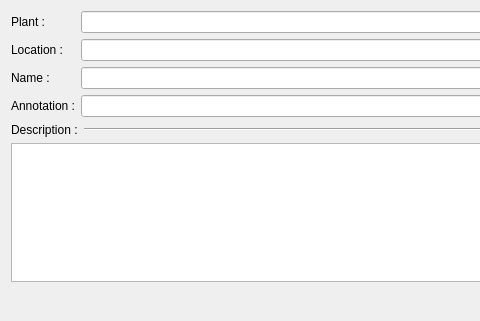
Above: sources/TerminalStrip/ui/terminalstripcreatordialog.ui from EmilOsvoll/qelectrotech-source-mirror before the change; both pictures show x 0 to 480 and y 0 to 321 of the 744 by 321 pixel window. Below: the same form after it.
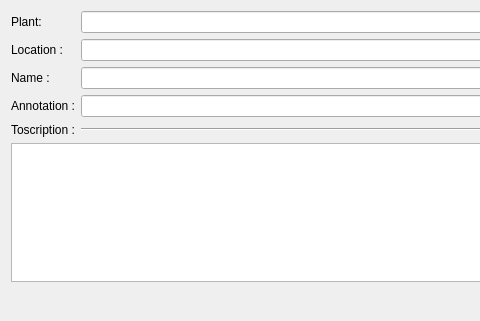
That is the form after the change.

The edit to the form file:
```diff
--- a/sources/TerminalStrip/ui/terminalstripcreatordialog.ui
+++ b/sources/TerminalStrip/ui/terminalstripcreatordialog.ui
@@ -31,7 +31,7 @@
    <item row="2" column="0">
     <widget class="QLabel" name="label">
      <property name="text">
-      <string>Plant :</string>
+      <string>Plant:</string>
      </property>
     </widget>
    </item>
@@ -62,7 +62,7 @@
       <item>
        <widget class="QLabel" name="label_4">
         <property name="text">
-         <string>Description :</string>
+         <string>Toscription :</string>
         </property>
        </widget>
       </item>
```
